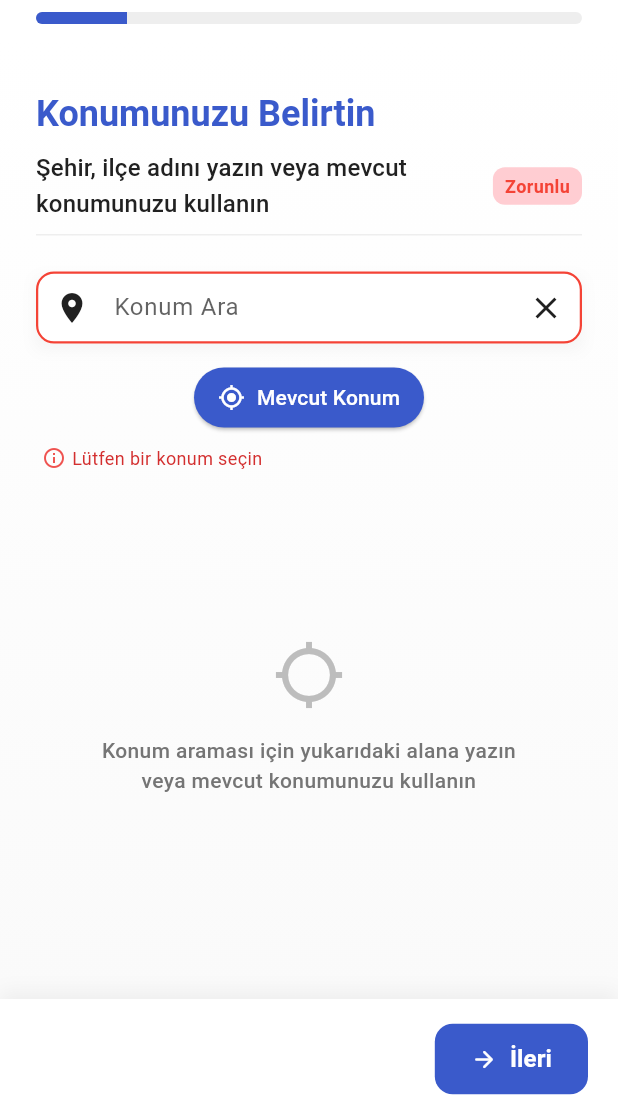
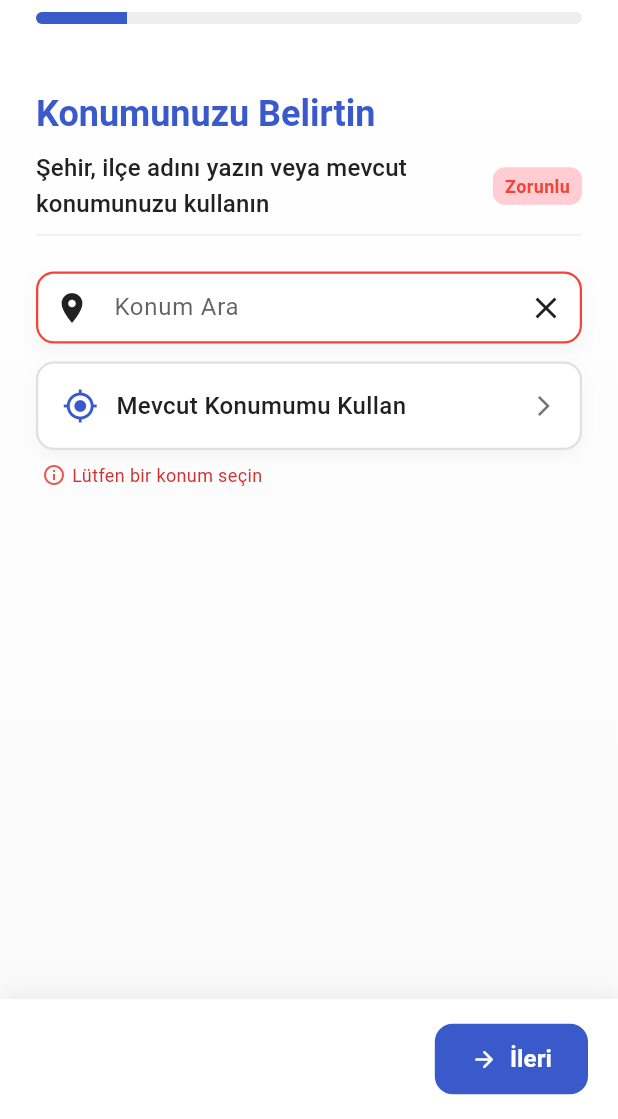
Before and after one commit to Alpaslandev/Palse, a Flutter app: the ProfileSetupView screen opened by its route, swiped to page 3, on a phone screen of 412 x 824 dp, the part 117-1236 px from its top. Run offline on Flutter 3.47's test engine with Material 3 defaults, Android fonts, the phone set to English and light mode, and no system bars; our stand-ins replace cached_network_image, cloud_firestore, dio, firebase_auth, firebase_core, firebase_messaging and 9 more; missing offline and left inert: firebase_auth_platform_interface, purchases_flutter, purchases_ui_flutter; accounts and stored records are empty; statements that could not run were skipped.

Commit message:
Profil Kurulum Adımlarında Kullanıcı Deneyimini Geliştir
- Konum, takma ad ve kullanıcı bilgileri adımlarında UI/UX iyileştirmeleri
- Klavye açıldığında görünürlüğü artırmak için SingleChildScrollView ve ekstra boşluk ekle
- Metin girişlerinde TextCapitalization.words ile daha iyi görünüm sağla
- Konum ve takma ad adımlarında daha detaylı ve kullanıcı dostu arayüz tasarımı
- Performans ve kullanılabilirlik için küçük düzenlemeler yap

```diff
--- a/lib/features/profile_setup_steps/steps/location_step.dart
+++ b/lib/features/profile_setup_steps/steps/location_step.dart
@@ -22,7 +22,9 @@ class _LocationStepState extends State<LocationStep> {
     // Konum seçilip seçilmediğini kontrol et
     final bool isLocationSelected = widget.viewModel.isLocationValid();
 
-    return Padding(
+    return SingleChildScrollView(
+      physics: const AlwaysScrollableScrollPhysics(),
+      child: Padding(
         padding: const EdgeInsets.all(24.0),
         child: Column(
           crossAxisAlignment: CrossAxisAlignment.start,
@@ -109,7 +111,8 @@ class _LocationStepState extends State<LocationStep> {
               ),
 
             // Öneriler listesi
-          Expanded(
+            SizedBox(
+              height: 200, // Sabit yükseklik
               child: _buildSuggestionsList(),
             ),
 
@@ -180,7 +183,11 @@ class _LocationStepState extends State<LocationStep> {
                   ],
                 ),
               ),
+
+            // Klavye açıldığında alt kısmın görünmesi için ekstra boşluk
+            const SizedBox(height: 100),
           ],
+        ),
       ),
     );
   }
@@ -199,6 +206,7 @@ class _LocationStepState extends State<LocationStep> {
       ),
       child: TextFormField(
         controller: widget.viewModel.cityController,
+        textCapitalization: TextCapitalization.words, // Her kelimenin ilk harfi büyük
         decoration: InputDecoration(
           labelText: 'Konum Ara',
           hintText: 'Şehir veya ilçe adı girin',
@@ -250,124 +258,85 @@ class _LocationStepState extends State<LocationStep> {
           fillColor: Colors.white,
           filled: true,
         ),
-        onChanged: (value) => _debouncer.run(() => _searchLocation(value)),
+        onChanged: (value) => _searchLocation(value),
       ),
     );
   }
 
   Widget _buildCurrentLocationButton(bool isLocationSelected) {
-    return ElevatedButton.icon(
-      onPressed: _getCurrentLocation,
-      icon: const Icon(Icons.my_location),
-      label: const Text('Mevcut Konum'),
+    return InkWell(
+      onTap: _getCurrentLocation,
+      borderRadius: BorderRadius.circular(12),
+      child: Container(
+        width: double.infinity,
+        padding: const EdgeInsets.symmetric(vertical: 16, horizontal: 16),
+        decoration: BoxDecoration(
+          color: Colors.white,
+          borderRadius: BorderRadius.circular(12),
+          border: Border.all(
+            color: isLocationSelected ? Colors.green : Colors.grey.shade300,
+            width: 1.5,
+          ),
+          boxShadow: [
+            BoxShadow(
+              color: Colors.grey.withOpacity(0.1),
+              blurRadius: 8,
+              offset: const Offset(0, 4),
+            ),
+          ],
+        ),
+        child: Row(
+          children: [
+            Icon(
+              Icons.my_location,
+              color: isLocationSelected ? Colors.green : Theme.of(context).primaryColor,
+            ),
+            const SizedBox(width: 12),
+            const Text(
+              'Mevcut Konumumu Kullan',
+              style: TextStyle(
+                fontSize: 16,
+                fontWeight: FontWeight.w500,
+              ),
+            ),
+            const Spacer(),
+            Icon(Icons.arrow_forward_ios, size: 16, color: Colors.grey.shade600),
+          ],
+        ),
+      ),
     );
   }
 
   Widget _buildSuggestionsList() {
     if (_suggestions.isEmpty) {
-      return Center(
-        child: _isLoading
-            ? Column(
-                mainAxisAlignment: MainAxisAlignment.center,
-                children: [
-                  CircularProgressIndicator(
-                    color: Theme.of(context).primaryColor,
+      return const SizedBox.shrink();
+    }
+
+    return Card(
+      elevation: 4,
+      shape: RoundedRectangleBorder(
+        borderRadius: BorderRadius.circular(12),
       ),
-                  const SizedBox(height: 16),
-                  const Text('Konumlar aranıyor...'),
-                ],
-              )
-            : Column(
-                mainAxisAlignment: MainAxisAlignment.center,
-                children: [
-                  Icon(
-                    Icons.location_searching,
-                    size: 48,
-                    color: Colors.grey.shade400,
-                  ),
-                  const SizedBox(height: 16),
-                  Text(
-                    'Konum araması için yukarıdaki alana yazın\nveya mevcut konumunuzu kullanın',
-                    textAlign: TextAlign.center,
-                    style: TextStyle(
-                      color: Colors.grey.shade600,
-                      fontWeight: FontWeight.w500,
-                    ),
-                  ),
-                ],
+      margin: const EdgeInsets.only(top: 8),
+      child: ListView.separated(
+        shrinkWrap: true,
+        padding: EdgeInsets.zero,
+        itemCount: _suggestions.length,
+        separatorBuilder: (context, index) => Divider(height: 1, color: Colors.grey.shade200),
+        itemBuilder: (context, index) {
+          final suggestion = _suggestions[index];
+          return ListTile(
+            leading: const Icon(Icons.location_on),
+            title: Text('${suggestion.city}, ${suggestion.district}'),
+            subtitle: Text(suggestion.displayName ?? '', style: Theme.of(context).textTheme.bodySmall),
+            onTap: () => _selectLocation(suggestion),
+          );
+        },
       ),
     );
   }
 
-    return Padding(
-      padding: const EdgeInsets.symmetric(vertical: 16),
-      child: Column(
-        crossAxisAlignment: CrossAxisAlignment.start,
-        children: [
-          Padding(
-            padding: const EdgeInsets.symmetric(vertical: 8),
-            child: Text(
-              'Önerilen Konumlar',
-              style: TextStyle(
-                fontWeight: FontWeight.bold,
-                color: Theme.of(context).primaryColor,
-              ),
-            ),
-          ),
-          Expanded(
-            child: ListView.builder(
-              padding: EdgeInsets.zero,
-              shrinkWrap: true,
-              itemCount: _suggestions.length,
-              itemBuilder: (context, index) {
-                final suggestion = _suggestions[index];
-                return Card(
-                  margin: const EdgeInsets.only(bottom: 8),
-                  elevation: 0,
-                  shape: RoundedRectangleBorder(
-                    borderRadius: BorderRadius.circular(12),
-                    side: BorderSide(color: Colors.grey.shade200),
-                  ),
-                  child: ListTile(
-                    contentPadding: const EdgeInsets.symmetric(horizontal: 16, vertical: 4),
-                    leading: Container(
-                      padding: const EdgeInsets.all(8),
-                      decoration: BoxDecoration(
-                        color: Theme.of(context).primaryColor.withOpacity(0.1),
-                        shape: BoxShape.circle,
-                      ),
-                      child: Icon(
-                        Icons.location_on,
-                        color: Theme.of(context).primaryColor,
-                      ),
-                    ),
-                    title: Text(
-                      suggestion.displayName ?? '',
-                      overflow: TextOverflow.ellipsis,
-                      maxLines: 1,
-                      style: const TextStyle(
-                        fontWeight: FontWeight.w500,
-                      ),
-                    ),
-                    subtitle: Text(
-                      '${suggestion.city} ${suggestion.district}',
-                      overflow: TextOverflow.ellipsis,
-                    ),
-                    trailing: const Icon(Icons.arrow_forward_ios, size: 16),
-                    onTap: () => _selectLocation(suggestion),
-                    shape: RoundedRectangleBorder(
-                      borderRadius: BorderRadius.circular(12),
-                    ),
-                  ),
-                );
-              },
-            ),
-          ),
-        ],
-      ),
-    );
-  }
-
+  // Mevcut konumu al
   Future<void> _getCurrentLocation() async {
     setState(() => _isLoading = true);
 
@@ -400,16 +369,26 @@ class _LocationStepState extends State<LocationStep> {
     }
   }
 
-  Future<void> _searchLocation(String query) async {
+  // Konum ara
+  void _searchLocation(String query) {
+    if (query.isEmpty) {
+      setState(() {
+        _suggestions.clear();
+        _isLoading = false;
+      });
+      return;
+    }
+
     if (query.length < 3) return;
 
     setState(() => _isLoading = true);
+
+    _debouncer.run(() async {
       try {
         final results = await LocationService().searchLocation(query);
         setState(() => _suggestions = results);
       } catch (e) {
         if (!mounted) return;
-
         ScaffoldMessenger.of(context).showSnackBar(
           SnackBar(
             content: Row(
@@ -428,16 +407,16 @@ class _LocationStepState extends State<LocationStep> {
       } finally {
         setState(() => _isLoading = false);
       }
+    });
   }
 
+  // Konum seç
   void _selectLocation(LocationModel suggestion) {
-    final viewModel = context.read<ProfileSetupViewModel>();
-    viewModel.updateLocation(suggestion);
-
-    widget.viewModel.cityController.text = suggestion.displayName ?? '';
+    widget.viewModel.updateLocation(suggestion);
+    widget.viewModel.cityController.text = '${suggestion.district}, ${suggestion.city}';
     setState(() {
       _suggestions.clear();
     });
-    FocusManager.instance.primaryFocus?.unfocus();
+    FocusScope.of(context).unfocus();
   }
 }
--- a/lib/features/profile_setup_steps/steps/user_info_step.dart
+++ b/lib/features/profile_setup_steps/steps/user_info_step.dart
@@ -74,6 +74,7 @@ class UserInfoStep extends StatelessWidget {
               ),
               child: TextFormField(
                 controller: viewModel.firstNameController,
+                textCapitalization: TextCapitalization.words,
                 decoration: InputDecoration(
                   hintText: 'Adınızı girin',
                   border: OutlineInputBorder(
@@ -149,6 +150,7 @@ class UserInfoStep extends StatelessWidget {
               ),
               child: TextFormField(
                 controller: viewModel.lastNameController,
+                textCapitalization: TextCapitalization.words,
                 decoration: InputDecoration(
                   hintText: 'Soyadınızı girin',
                   border: OutlineInputBorder(
```
Also changed, not shown: lib/features/profile_setup_steps/steps/nickname_step.dart (+9 -2 lines). Lines whose indentation alone changed are shown as unchanged.
